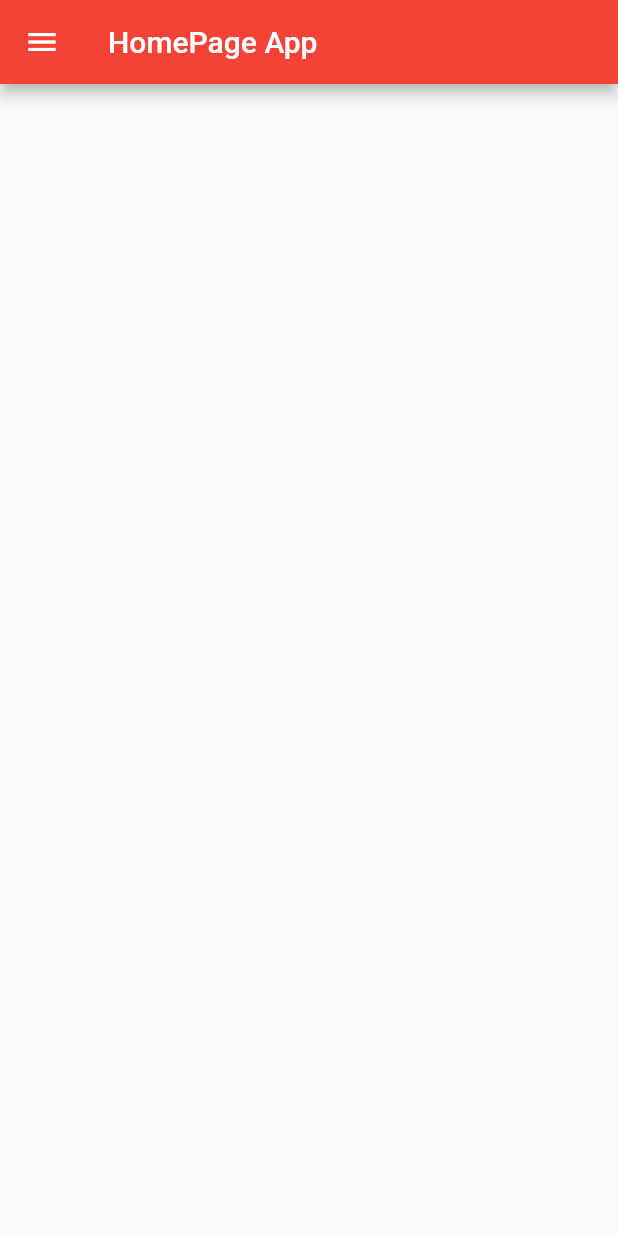
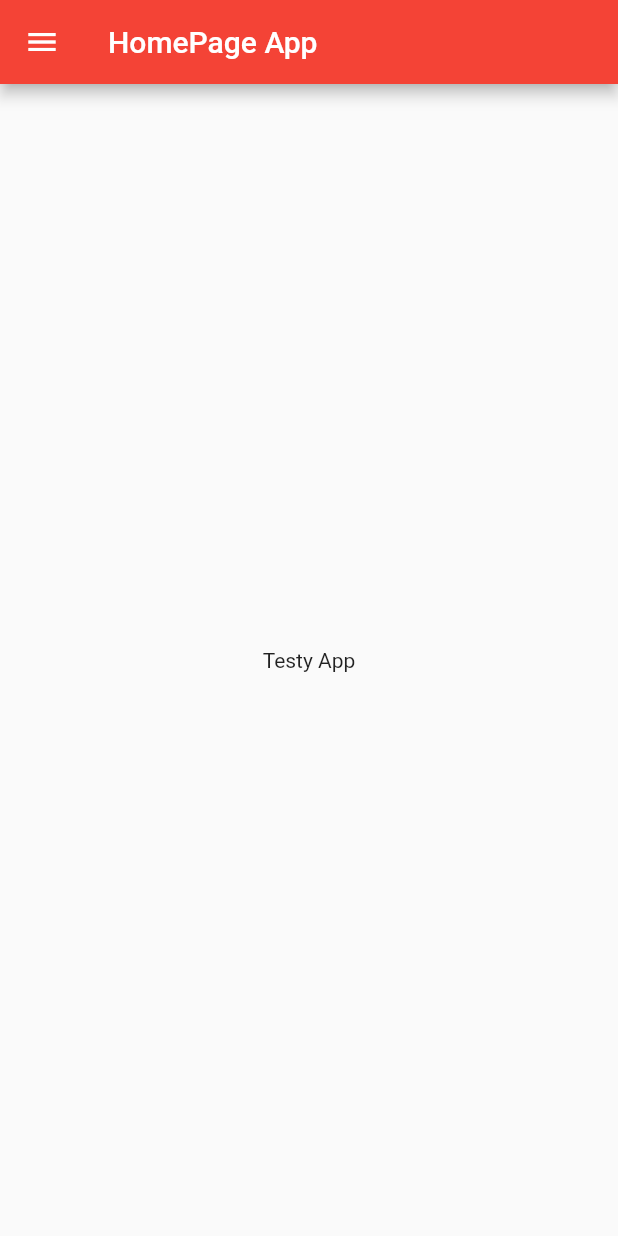
Before and after one commit to Akhmen18/naviagtion_app, a Flutter app: the screen it shows after launch, on a phone screen of 412 x 824 dp. Run offline on Flutter 3.47's test engine with Material 2 defaults, Android fonts, the phone set to English and light mode, and no system bars.

Commit message:
HomePage done

```diff
--- a/lib/homePage.dart
+++ b/lib/homePage.dart
@@ -35,6 +35,9 @@ class _HomePageState extends State<HomePage> {
           ],
         ),
       ),
+      body: Center(
+        child: Text('Testy App'),
+      ),
     );
   }
 }
```
